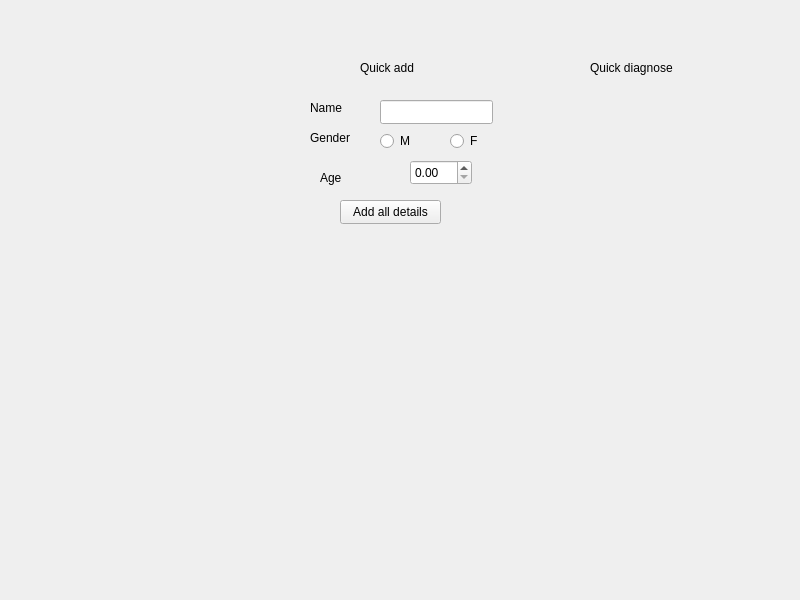
rkishibe/diaggaze, file asd/menu.ui: the form before one commit.
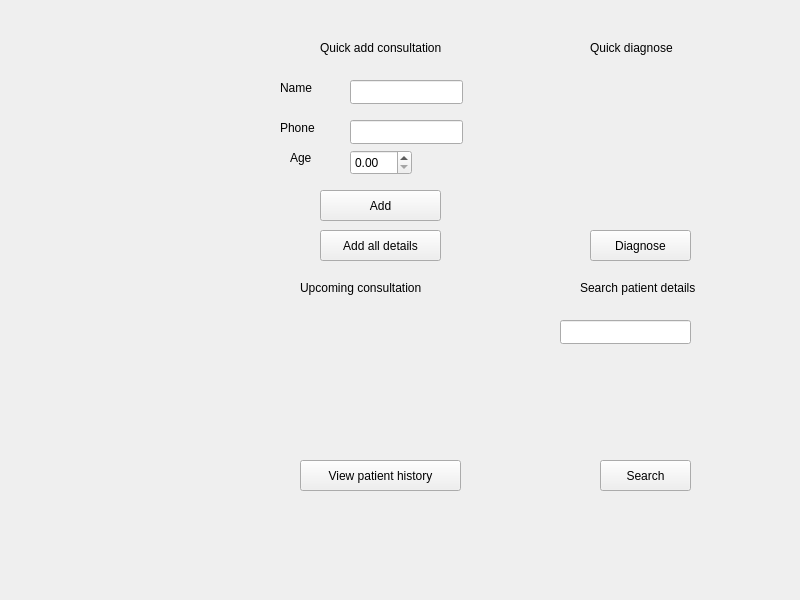
The form after the commit.

Commit message: menu screen almost done

What changed in the file:
```diff
--- a/asd/menu.ui
+++ b/asd/menu.ui
@@ -16,43 +16,17 @@
   <widget class="QWidget" name="widget" native="true">
    <property name="geometry">
     <rect>
-     <x>290</x>
-     <y>50</y>
-     <width>221</width>
-     <height>181</height>
+     <x>260</x>
+     <y>30</y>
+     <width>251</width>
+     <height>231</height>
     </rect>
    </property>
-   <widget class="QRadioButton" name="radioButton">
+   <widget class="QDoubleSpinBox" name="age_input">
     <property name="geometry">
      <rect>
       <x>90</x>
-      <y>80</y>
-      <width>51</width>
-      <height>22</height>
-     </rect>
-    </property>
-    <property name="text">
-     <string>M</string>
-    </property>
-   </widget>
-   <widget class="QRadioButton" name="radioButton_2">
-    <property name="geometry">
-     <rect>
-      <x>160</x>
-      <y>80</y>
-      <width>51</width>
-      <height>22</height>
-     </rect>
-    </property>
-    <property name="text">
-     <string>F</string>
-    </property>
-   </widget>
-   <widget class="QDoubleSpinBox" name="doubleSpinBox">
-    <property name="geometry">
-     <rect>
-      <x>120</x>
-      <y>110</y>
+      <y>120</y>
       <width>62</width>
       <height>25</height>
      </rect>
@@ -74,30 +48,17 @@
    <widget class="QPushButton" name="pushButton">
     <property name="geometry">
      <rect>
-      <x>50</x>
-      <y>150</y>
-      <width>101</width>
-      <height>24</height>
+      <x>60</x>
+      <y>200</y>
+      <width>121</width>
+      <height>31</height>
      </rect>
     </property>
     <property name="text">
      <string>Add all details</string>
     </property>
    </widget>
-   <widget class="QLabel" name="label_2">
-    <property name="geometry">
-     <rect>
-      <x>20</x>
-      <y>80</y>
-      <width>49</width>
-      <height>16</height>
-     </rect>
-    </property>
-    <property name="text">
-     <string>Gender</string>
-    </property>
-   </widget>
-   <widget class="QLineEdit" name="lineEdit">
+   <widget class="QLineEdit" name="name_input">
     <property name="geometry">
      <rect>
       <x>90</x>
@@ -120,33 +81,69 @@
      <string>Name</string>
     </property>
    </widget>
+   <widget class="QLabel" name="quick_add">
+    <property name="geometry">
+     <rect>
+      <x>60</x>
+      <y>10</y>
+      <width>141</width>
+      <height>16</height>
+     </rect>
+    </property>
+    <property name="text">
+     <string>Quick add consultation</string>
+    </property>
+   </widget>
+   <widget class="QPushButton" name="add_consultation">
+    <property name="geometry">
+     <rect>
+      <x>60</x>
+      <y>160</y>
+      <width>121</width>
+      <height>31</height>
+     </rect>
+    </property>
+    <property name="text">
+     <string>Add</string>
+    </property>
+   </widget>
+   <widget class="QLineEdit" name="phone_input">
+    <property name="geometry">
+     <rect>
+      <x>90</x>
+      <y>90</y>
+      <width>113</width>
+      <height>24</height>
+     </rect>
+    </property>
+   </widget>
    <widget class="QLabel" name="label_4">
     <property name="geometry">
      <rect>
-      <x>70</x>
-      <y>10</y>
-      <width>71</width>
+      <x>20</x>
+      <y>90</y>
+      <width>49</width>
       <height>16</height>
      </rect>
     </property>
     <property name="text">
-     <string>Quick add</string>
+     <string>Phone</string>
     </property>
    </widget>
   </widget>
   <widget class="QWidget" name="widget_2" native="true">
    <property name="geometry">
     <rect>
-     <x>540</x>
-     <y>50</y>
-     <width>211</width>
-     <height>181</height>
+     <x>530</x>
+     <y>30</y>
+     <width>231</width>
+     <height>231</height>
     </rect>
    </property>
    <widget class="QLabel" name="label_5">
     <property name="geometry">
      <rect>
-      <x>50</x>
+      <x>60</x>
       <y>10</y>
       <width>101</width>
       <height>16</height>
@@ -154,6 +151,127 @@
     </property>
     <property name="text">
      <string>Quick diagnose</string>
+    </property>
+   </widget>
+   <widget class="QPushButton" name="diagnose">
+    <property name="geometry">
+     <rect>
+      <x>60</x>
+      <y>200</y>
+      <width>101</width>
+      <height>31</height>
+     </rect>
+    </property>
+    <property name="text">
+     <string>Diagnose</string>
+    </property>
+   </widget>
+  </widget>
+  <widget class="QWidget" name="widget_3" native="true">
+   <property name="geometry">
+    <rect>
+     <x>260</x>
+     <y>270</y>
+     <width>251</width>
+     <height>231</height>
+    </rect>
+   </property>
+   <widget class="QLabel" name="consultations">
+    <property name="geometry">
+     <rect>
+      <x>40</x>
+      <y>10</y>
+      <width>151</width>
+      <height>16</height>
+     </rect>
+    </property>
+    <property name="text">
+     <string>Upcoming consultation</string>
+    </property>
+   </widget>
+   <widget class="QPushButton" name="patient_history">
+    <property name="geometry">
+     <rect>
+      <x>40</x>
+      <y>190</y>
+      <width>161</width>
+      <height>31</height>
+     </rect>
+    </property>
+    <property name="text">
+     <string>View patient history</string>
+    </property>
+   </widget>
+   <widget class="QLabel" name="consultation_label">
+    <property name="geometry">
+     <rect>
+      <x>30</x>
+      <y>60</y>
+      <width>191</width>
+      <height>81</height>
+     </rect>
+    </property>
+    <property name="text">
+     <string/>
+    </property>
+   </widget>
+  </widget>
+  <widget class="QWidget" name="widget_4" native="true">
+   <property name="geometry">
+    <rect>
+     <x>540</x>
+     <y>270</y>
+     <width>221</width>
+     <height>231</height>
+    </rect>
+   </property>
+   <widget class="QLabel" name="patient_details">
+    <property name="geometry">
+     <rect>
+      <x>40</x>
+      <y>10</y>
+      <width>141</width>
+      <height>16</height>
+     </rect>
+    </property>
+    <property name="text">
+     <string>Search patient details</string>
+    </property>
+   </widget>
+   <widget class="QLineEdit" name="id_search">
+    <property name="geometry">
+     <rect>
+      <x>20</x>
+      <y>50</y>
+      <width>131</width>
+      <height>24</height>
+     </rect>
+    </property>
+   </widget>
+   <widget class="QLabel" name="contact_information">
+    <property name="geometry">
+     <rect>
+      <x>20</x>
+      <y>80</y>
+      <width>131</width>
+      <height>31</height>
+     </rect>
+    </property>
+    <property name="text">
+     <string/>
+    </property>
+   </widget>
+   <widget class="QPushButton" name="search_button">
+    <property name="geometry">
+     <rect>
+      <x>60</x>
+      <y>190</y>
+      <width>91</width>
+      <height>31</height>
+     </rect>
+    </property>
+    <property name="text">
+     <string>Search</string>
     </property>
    </widget>
   </widget>
```
Left out of the diff: 4 changed lines with no effect on the pictures. The commit also changes 7 other files.
